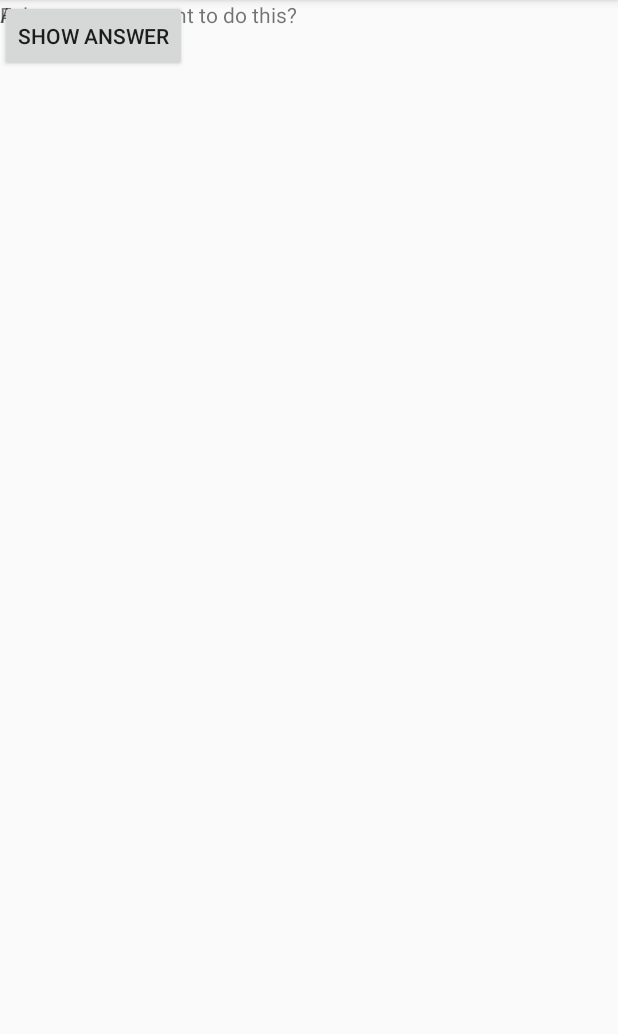
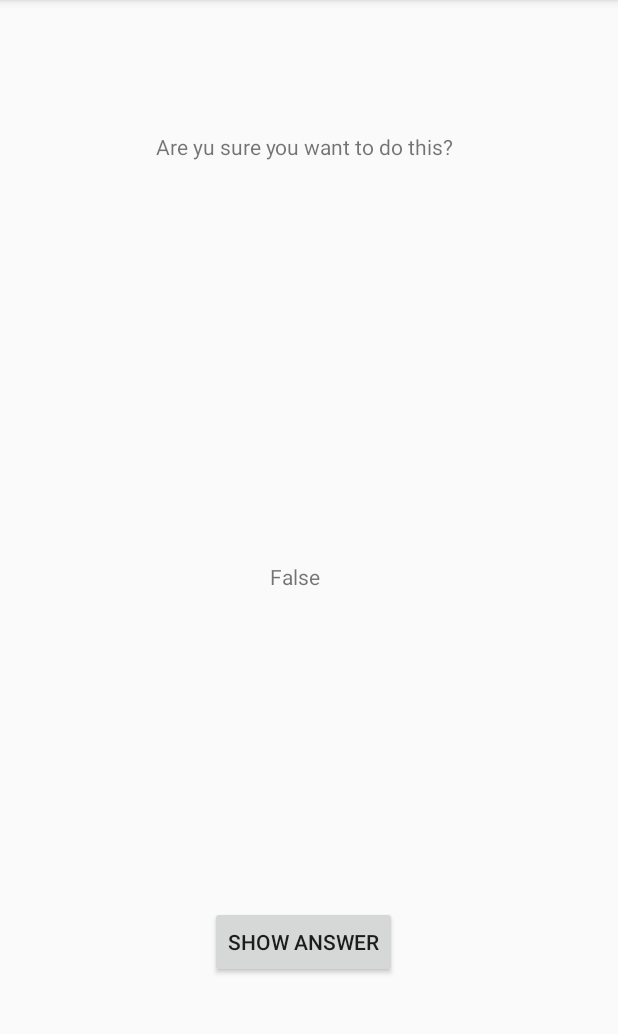
Before and after one commit to gegad/GeoQuiz, an Android app: the CheatActivity screen opened directly, with no data from a screen before it, after a tap on "SHOW ANSWER", on a phone screen of 412 x 824 dp, the part 84-1118 px from its top. Run offline under Robolectric (Android 15) with nearby library versions, the phone set to English and light mode, and no system bars.

```diff
--- a/app/src/main/java/com/gda/geoquiz/CheatActivity.java
+++ b/app/src/main/java/com/gda/geoquiz/CheatActivity.java
@@ -1,5 +1,6 @@
 package com.gda.geoquiz;
 
+import androidx.annotation.Nullable;
 import androidx.appcompat.app.AppCompatActivity;
 
 import android.content.Context;
@@ -13,7 +14,8 @@ public class CheatActivity extends AppCompatActivity {
     private static final String EXTRA_ANSWER_IS_TRUE = "com.gda.geoquiz.ANSWER_IS_TRUE";
     private static final String EXTRA_ANSWER_IS_SHOWN = "com.gda.geoquiz.ANSWER_IS_SHOWN";
     private boolean mIsAnswerTrue;
-    private boolean mAnswerShown;
+    private static boolean mAnswerShown = false;
+//    private Intent mResultIntent = null;
 
     public static Intent newIntent(Context context, boolean isAsnwerTrue) {
 
@@ -31,7 +33,6 @@ public class CheatActivity extends AppCompatActivity {
         super.onCreate(savedInstanceState);
         setContentView(R.layout.activity_cheat);
         mIsAnswerTrue = getIntent().getBooleanExtra(EXTRA_ANSWER_IS_TRUE, false);
-        mAnswerShown = false;
 
         Button answerButton = findViewById(R.id.showAnswerButton);
         answerButton.setOnClickListener(new View.OnClickListener() {
@@ -44,10 +45,17 @@ public class CheatActivity extends AppCompatActivity {
                     answerTxt.setText(R.string.false_button);
                 }
 
-                Intent intent = new Intent();
-                intent.putExtra(EXTRA_ANSWER_IS_SHOWN, true);
-                setResult(RESULT_OK, intent);
+                mAnswerShown = true;
             }
         });
     }
+
+    @Override
+    public void onBackPressed() {
+        Intent mResultIntent = new Intent();
+        mResultIntent.putExtra(EXTRA_ANSWER_IS_SHOWN, mAnswerShown);
+        setResult(RESULT_OK, mResultIntent);
+        mAnswerShown = false;
+        super.onBackPressed();
+    }
 }
--- a/app/src/main/res/layout/activity_cheat.xml
+++ b/app/src/main/res/layout/activity_cheat.xml
@@ -12,24 +12,34 @@
         android:id="@+id/warningTextView"
         android:layout_width="wrap_content"
         android:layout_height="wrap_content"
+        android:layout_marginStart="104dp"
+        android:layout_marginLeft="104dp"
+        android:layout_marginTop="88dp"
         android:text="@string/warning_text"
-        tools:layout_editor_absoluteX="106dp"
-        tools:layout_editor_absoluteY="46dp" />
+        app:layout_constraintStart_toStartOf="parent"
+        app:layout_constraintTop_toTopOf="parent" />
 
     <TextView
         android:id="@+id/answerTextView"
         android:layout_width="wrap_content"
         android:layout_height="wrap_content"
-        android:text="TextView"
-        tools:text="Answer"
-        tools:layout_editor_absoluteX="162dp"
-        tools:layout_editor_absoluteY="227dp" />
+        android:layout_marginStart="180dp"
+        android:layout_marginLeft="180dp"
+        android:layout_marginBottom="8dp"
+        android:text=""
+        app:layout_constraintBottom_toBottomOf="parent"
+        app:layout_constraintStart_toStartOf="parent"
+        app:layout_constraintTop_toTopOf="parent"
+        app:layout_constraintVertical_bias="0.506" />
 
     <Button
         android:id="@+id/showAnswerButton"
         android:layout_width="wrap_content"
         android:layout_height="wrap_content"
+        android:layout_marginStart="140dp"
+        android:layout_marginLeft="140dp"
+        android:layout_marginBottom="116dp"
         android:text="@string/show_answer_button"
-        tools:layout_editor_absoluteX="130dp"
-        tools:layout_editor_absoluteY="420dp" />
+        app:layout_constraintBottom_toBottomOf="parent"
+        app:layout_constraintStart_toStartOf="parent" />
 </androidx.constraintlayout.widget.ConstraintLayout>
--- a/app/src/main/res/layout/activity_main.xml
+++ b/app/src/main/res/layout/activity_main.xml
@@ -52,9 +52,9 @@
         android:id="@+id/cheatButton"
         android:layout_width="wrap_content"
         android:layout_height="wrap_content"
-        android:layout_marginStart="160dp"
-        android:layout_marginLeft="160dp"
-        android:layout_marginBottom="32dp"
+        android:layout_marginStart="248dp"
+        android:layout_marginLeft="248dp"
+        android:layout_marginBottom="516dp"
         android:text="@string/cheat_button"
         app:layout_constraintBottom_toBottomOf="parent"
         app:layout_constraintStart_toStartOf="parent" />
```
